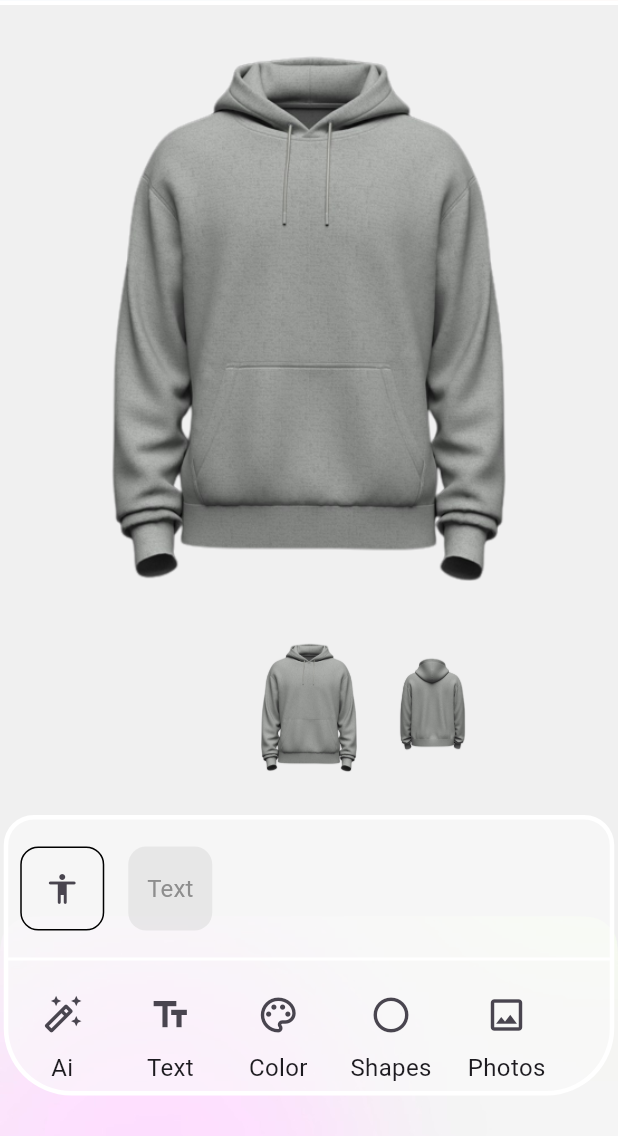
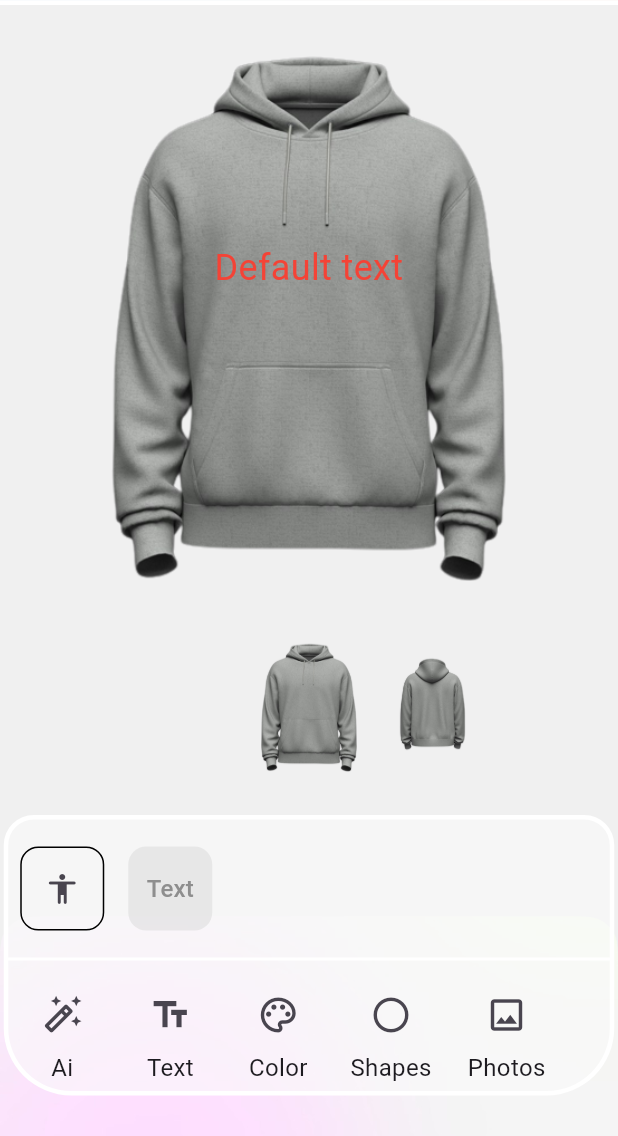
Before and after one commit to AmrTaher70/Custom_Craft, a Flutter app: the AddText screen opened directly, after a tap on the "close" icon, on a phone screen of 412 x 824 dp, the part 100-1236 px from its top. Run offline on Flutter 3.47's test engine with Material 3 defaults, Android fonts, the phone set to English and light mode, and no system bars; our stand-ins replace curved_navigation_bar, device_preview, flutter_colorpicker, font_awesome_flutter, get, go_router and 2 more.

Commit message:
handle the text on the hoodie

```diff
--- /dev/null
+++ b/lib/core/utils/models/text_model.dart
@@ -0,0 +1,28 @@
+import 'package:flutter/material.dart';
+
+class TextModel extends ChangeNotifier {
+  String text = '';
+  Color color = Colors.red;
+  TextAlign align = TextAlign.center;
+  String font = 'Roboto';
+
+  void updateText(String newText) {
+    text = newText;
+    notifyListeners();
+  }
+
+  void updateColor(Color newColor) {
+    color = newColor;
+    notifyListeners();
+  }
+
+  void updateAlign(TextAlign newAlign) {
+    align = newAlign;
+    notifyListeners();
+  }
+
+  void updateFont(String newFont) {
+    font = newFont;
+    notifyListeners();
+  }
+}
--- /dev/null
+++ b/lib/core/widget/add_text_on_photo.dart
@@ -0,0 +1,45 @@
+import 'package:flutter/material.dart';
+import 'package:google_fonts/google_fonts.dart';
+
+class MyTextField extends StatelessWidget {
+  final TextEditingController textControllerOfAddText;
+  final TextAlign textAlign;
+  final String dropdownValue;
+  final Color currentColor;
+
+  const MyTextField({
+    super.key,
+    required this.textControllerOfAddText,
+    required this.textAlign,
+    required this.dropdownValue,
+    required this.currentColor,
+  });
+
+  @override
+  Widget build(BuildContext context) {
+    return TextField(
+      textAlign: textAlign,
+      controller: textControllerOfAddText,
+      style: GoogleFonts.getFont(
+        dropdownValue,
+        fontSize: 48.0,
+        color: currentColor,
+      ),
+      decoration: InputDecoration(
+        hintText: 'Text',
+        hintStyle: GoogleFonts.getFont(
+          dropdownValue,
+          fontSize: 48.0,
+          color: currentColor,
+        ),
+        border: InputBorder.none,
+        disabledBorder: const OutlineInputBorder(
+          borderSide: BorderSide(
+            color: Colors.grey,
+            width: 1.0,
+          ),
+        ),
+      ),
+    );
+  }
+}
--- a/lib/features/Design/AddText/add_text_screen.dart
+++ b/lib/features/Design/AddText/add_text_screen.dart
@@ -1,27 +1,49 @@
+// ignore_for_file: library_private_types_in_public_api
+
 import 'package:custom_craft/constans/colors/colors.dart';
+import 'package:custom_craft/core/utils/models/text_model.dart';
+import 'package:custom_craft/core/widget/add_text_on_photo.dart';
 import 'package:custom_craft/core/widget/color_picker.dart';
 import 'package:custom_craft/core/widget/custom_app_bar_for_tools.dart';
 import 'package:custom_craft/core/widget/font_selector.dart';
+import 'package:custom_craft/features/Design/main_design.dart';
 import 'package:flutter/material.dart';
-import 'package:google_fonts/google_fonts.dart';
+import 'package:provider/provider.dart';
 
 class AddText extends StatefulWidget {
-  const AddText({Key? key}) : super(key: key);
+  const AddText({
+    Key? key,
+  }) : super(key: key);
 
   @override
   _AddTextState createState() => _AddTextState();
 }
 
 class _AddTextState extends State<AddText> {
-  late TextEditingController _textControllerOfAddText;
+  late final TextEditingController _textControllerOfAddText;
   String dropdownValue = 'Roboto';
   Color pickerColor = const Color(0xff443a49);
   Color currentColor = const Color(0xff443a49);
   TextAlign textAlign = TextAlign.center;
-  int selectedIcon = 0; // Added
+  int selectedIcon = 0;
 
   void changeColor(Color color) {
     setState(() => pickerColor = color);
+    Provider.of<TextModel>(context, listen: false).updateColor(color);
+  }
+
+  void changeText(String text) {
+    Provider.of<TextModel>(context, listen: false).updateText(text);
+  }
+
+  void changeAlign(TextAlign align) {
+    setState(() => textAlign = align);
+    Provider.of<TextModel>(context, listen: false).updateAlign(align);
+  }
+
+  void changeFont(String font) {
+    setState(() => dropdownValue = font);
+    Provider.of<TextModel>(context, listen: false).updateFont(font);
   }
 
   @override
@@ -40,13 +62,24 @@ class _AddTextState extends State<AddText> {
 
   @override
   Widget build(BuildContext context) {
+    final textModel = Provider.of<TextModel>(context, listen: false);
     return Scaffold(
       backgroundColor: const Color(0xffFAFAFA).withOpacity(.5),
-      appBar: const CustomAppBarForTools(
-        text: Text(
+      appBar: CustomAppBarForTools(
+        text: const Text(
           'Text',
           style: TextStyle(fontSize: 24, color: Colors.black),
         ),
+        onPressed: () {
+          textModel.updateText(_textControllerOfAddText.text);
+          textModel.updateColor(currentColor);
+          textModel.updateAlign(textAlign);
+          textModel.updateFont(dropdownValue);
+          Navigator.push(
+            context,
+            MaterialPageRoute(builder: (context) => const MainDesign()),
+          );
+        },
       ),
       body: Center(
         child: Column(
@@ -64,32 +97,13 @@ class _AddTextState extends State<AddText> {
                   mainAxisAlignment: MainAxisAlignment.spaceBetween,
                   children: [
                     Padding(
-                      padding: const EdgeInsets.only(top: 122),
-                      child: TextField(
-                        textAlign: textAlign, // Updated
-                        controller: _textControllerOfAddText,
-                        style: GoogleFonts.getFont(
-                          dropdownValue,
-                          fontSize: 48.0,
-                          color: currentColor,
-                        ),
-                        decoration: InputDecoration(
-                          hintText: 'Text',
-                          hintStyle: GoogleFonts.getFont(
-                            dropdownValue,
-                            fontSize: 48.0,
-                            color: currentColor,
-                          ),
-                          border: InputBorder.none,
-                          disabledBorder: const OutlineInputBorder(
-                            borderSide: BorderSide(
-                              color: Colors.grey,
-                              width: 1.0,
-                            ),
-                          ),
-                        ),
-                      ),
-                    ),
+                        padding: const EdgeInsets.only(top: 122),
+                        child: MyTextField(
+                          textControllerOfAddText: _textControllerOfAddText,
+                          textAlign: textAlign,
+                          dropdownValue: dropdownValue,
+                          currentColor: currentColor,
+                        )),
                     Center(
                       child: FontSelector(
                         onFontChanged: (String font) {
--- a/lib/features/Design/main_design.dart
+++ b/lib/features/Design/main_design.dart
@@ -4,6 +4,10 @@ import 'package:custom_craft/core/widget/custom_app_bar_for_design.dart';
 import 'package:custom_craft/core/widget/image_background.dart';
 import 'package:custom_craft/features/Design/AddText/add_text_screen.dart';
 import 'package:flutter/material.dart';
+import 'package:google_fonts/google_fonts.dart';
+import 'package:provider/provider.dart';
+
+import '../../core/utils/models/text_model.dart';
 
 class MainDesign extends StatefulWidget {
   const MainDesign({Key? key}) : super(key: key);
@@ -45,6 +49,11 @@ class _MainDesignState extends State<MainDesign> {
   Widget build(BuildContext context) {
     final screenSize = MediaQuery.of(context).size;
     final double width = screenSize.width;
+    final textModel = Provider.of<TextModel>(context);
+    final text = textModel.text;
+    final color = textModel.color;
+    final align = textModel.align;
+    final font = textModel.font;
 
     return BackGroundImage(
       child: Scaffold(
@@ -59,13 +68,37 @@ class _MainDesignState extends State<MainDesign> {
                   Column(
                     crossAxisAlignment: CrossAxisAlignment.center,
                     children: [
+                      Stack(
+                        children: [
                           Image.asset(
                             images[_currentPageIndex],
                             height: 407,
                             width: 343,
-                        //      color: AssetsColors.primaryColor,  //you can change the color of the image here
-                        //    colorBlendMode: BlendMode.modulate, // you can change the blend mode of the image here
                             fit: BoxFit.fitHeight,
+                          ),
+                          Positioned(
+                            height: 350,
+                            left: 100,
+                            right: 100,
+                            child: Center(
+                              child: Consumer<TextModel>(
+                                builder: (context, textModel, child) {
+                                  return Text(
+                                    textModel.text.isEmpty
+                                        ? 'Default text'
+                                        : textModel.text,
+                                    style: GoogleFonts.getFont(
+                                      textModel.font,
+                                      fontSize: 24.0,
+                                      color: textModel.color,
+                                    ),
+                                    textAlign: textModel.align,
+                                  );
+                                },
+                              ),
+                            ),
+                          ),
+                        ],
                       ),
                       SizedBox(
                         height: 120,
@@ -136,15 +169,25 @@ class _MainDesignState extends State<MainDesign> {
                                     borderRadius: BorderRadius.circular(12)),
                                 child: TextButton(
                                     onPressed: () {},
-                                  child: const Text(
-                                    'Text',
-                                    style: TextStyle(
-                                      fontSize: 16,
-                                      fontWeight: FontWeight.w400,
-                                      color: Color(0xff8E8E8E),
+                                    child: Consumer<TextModel>(
+                                      builder: (context, textModel, child) {
+                                        return Text(
+                                          textModel.text.isEmpty
+                                              ? 'Text'
+                                              : textModel.text,
+                                          style: GoogleFonts.getFont(
+                                            textModel.font,
+                                            fontSize: textModel.text.isEmpty
+                                                ? 16.0
+                                                : 16.0,
+                                            color: textModel.text.isEmpty
+                                                ? const Color(0xff8E8E8E)
+                                                : textModel.color,
                                           ),
-                                  ),
-                                ),
+                                          textAlign: textModel.align,
+                                        );
+                                      },
+                                    )),
                               ),
                             ),
                           ],
--- a/pubspec.yaml
+++ b/pubspec.yaml
@@ -41,8 +41,10 @@ dependencies:
   get_it: ^7.6.7
   go_router: ^13.2.0
   google_fonts: ^6.1.0
+  image_picker: ^1.0.7
   intl: ^0.18.1
   material_design_icons_flutter: ^7.0.7296
+  provider: ^6.1.2
   smooth_page_indicator: ^1.1.0
   universal_html: ^2.2.4
 
```
Also changed, not shown: lib/core/widget/custom_app_bar_for_tools.dart (+7 -2 lines), lib/main.dart (+10 -1 lines), pubspec.lock, 5 other files. Lines whose indentation alone changed are shown as unchanged.
